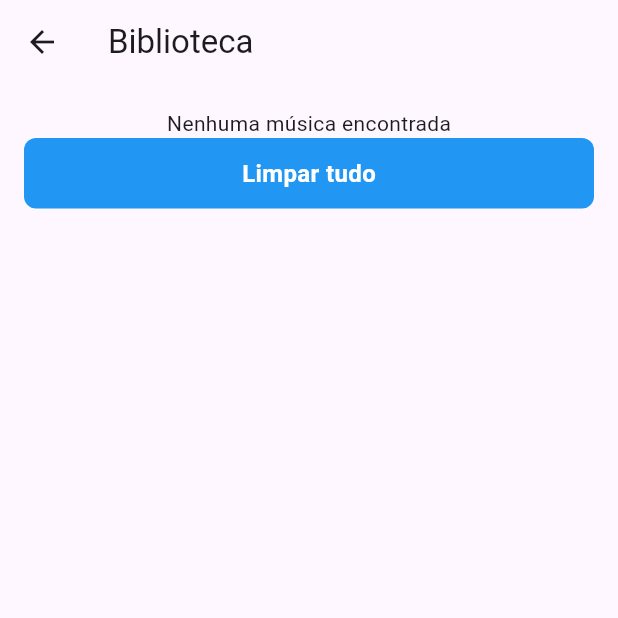
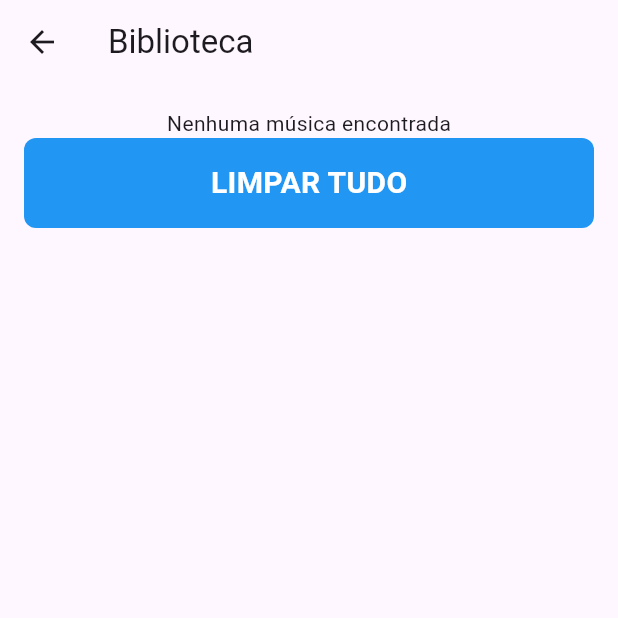
Before and after one commit to Nicholasvp/baixa_tube, a Flutter app: the LibraryPage screen opened by its route, on a phone screen of 412 x 824 dp, the top half of it. Run offline on Flutter 3.47's test engine with Material 3 defaults, Android fonts, the phone set to English and light mode, and no system bars; our stand-ins replace bloc, flutter_bloc, go_router, just_audio, shared_preferences; missing offline and left inert: youtube_explode_dart; accounts and stored records are empty.

Commit message:
fix library ad current song

```diff
--- a/lib/core/widgets/buttons/button_primary.dart
+++ b/lib/core/widgets/buttons/button_primary.dart
@@ -22,16 +22,17 @@ class ButtonPrimary extends StatelessWidget {
           color: loading ? Colors.grey : Colors.blue,
           borderRadius: BorderRadius.circular(8.0),
         ),
+        height: 60,
         child: Center(
           child: loading
               ? const CircularProgressIndicator.adaptive(
                   valueColor: AlwaysStoppedAnimation<Color>(Colors.white),
                 )
               : Text(
-                  text,
+                  text.toUpperCase(),
                   style: const TextStyle(
                     color: Colors.white,
-                    fontSize: 16.0,
+                    fontSize: 20.0,
                     fontWeight: FontWeight.bold,
                   ),
                 ),
--- a/lib/core/widgets/snackbars/snackbar_app.dart
+++ b/lib/core/widgets/snackbars/snackbar_app.dart
@@ -23,13 +23,13 @@ class SnackbarApp {
   static Color _getColor(SnackbarType type) {
     switch (type) {
       case SnackbarType.success:
-        return Colors.green;
+        return Colors.blue;
       case SnackbarType.error:
         return Colors.red;
       case SnackbarType.warning:
         return Colors.orange;
       case SnackbarType.info:
-        return Colors.blue;
+        return Colors.white;
       default:
         return Colors.black;
     }
--- a/lib/ui/blocs/library/cubit/library_state.dart
+++ b/lib/ui/blocs/library/cubit/library_state.dart
@@ -1,22 +1,27 @@
 part of 'library_bloc.dart';
 
-@immutable
-sealed class LibraryState {}
+sealed class LibraryState {
+  final List<SongModel>? songs;
+  final SongModel? currentSong;
+  final bool? isPlaying;
 
-final class LibraryInitial extends LibraryState {}
-
-final class LibraryLoading extends LibraryState {}
-
-final class LibrarySuccess extends LibraryState {
-  final List<SongModel> songs;
-  final bool isPlaying;
-  final SongModel? currentSong;
-
-  LibrarySuccess({required this.songs, required this.isPlaying, this.currentSong});
+  LibraryState({this.songs, this.currentSong, this.isPlaying});
 }
 
-final class LibraryError extends LibraryState {
+class LibraryInitial extends LibraryState {
+  LibraryInitial({super.songs, super.currentSong, super.isPlaying});
+}
+
+class LibraryLoading extends LibraryState {
+  LibraryLoading({super.songs, super.currentSong, super.isPlaying});
+}
+
+class LibrarySuccess extends LibraryState {
+  LibrarySuccess({super.songs, super.currentSong, super.isPlaying});
+}
+
+class LibraryError extends LibraryState {
+  LibraryError({super.songs, super.currentSong, super.isPlaying, required this.message});
+
   final String message;
-
-  LibraryError(this.message);
 }
--- a/lib/ui/views/library/library_page.dart
+++ b/lib/ui/views/library/library_page.dart
@@ -16,9 +16,10 @@ class _LibraryPageState extends State<LibraryPage> {
   late LibraryBloc libraryBloc;
   @override
   void initState() {
+    libraryBloc = context.read<LibraryBloc>();
+    libraryBloc.getSounds();
+
     super.initState();
-    libraryBloc = context.read<LibraryBloc>();
-    libraryBloc.getSounds(context);
   }
 
   @override
@@ -40,16 +41,17 @@ class _LibraryPageState extends State<LibraryPage> {
             child: Column(
               children: [
                 if (state is LibraryLoading) const CircularProgressIndicator(),
-                if (state is LibrarySuccess) ...[
-                  for (final song in state.songs)
+                if (state.songs?.isNotEmpty ?? false) ...[
+                  for (final song in state.songs!)
                     InkWell(
                       onTap: () {
-                        libraryBloc.playSound(state.songs, song);
+                        libraryBloc.setCurrentSound(song);
                       },
                       child: Container(
                         padding: const EdgeInsets.all(16),
-                        decoration: const BoxDecoration(
-                          border: Border(
+                        decoration: BoxDecoration(
+                          color: state.currentSong == song ? Colors.blue[300] : Colors.white,
+                          border: const Border(
                             top: BorderSide(
                               color: Colors.black,
                               width: 2,
@@ -75,7 +77,7 @@ class _LibraryPageState extends State<LibraryPage> {
                             IconButton(
                               icon: const Icon(Icons.delete),
                               onPressed: () {
-                                libraryBloc.deleteSound(state.songs, song, context);
+                                libraryBloc.deleteSound(song, context);
                               },
                             ),
                           ],
@@ -91,7 +93,7 @@ class _LibraryPageState extends State<LibraryPage> {
                           text: 'Limpar tudo',
                           loading: false,
                           onPressed: () {
-                            libraryBloc.local.clearData();
+                            libraryBloc.clearData();
                           })
                     ],
                   ),
@@ -112,23 +114,21 @@ class _LibraryPageState extends State<LibraryPage> {
                     IconButton(
                       icon: const Icon(Icons.skip_previous),
                       onPressed: () {
-                        libraryBloc.previousSound(state.songs, state.currentSong);
+                        libraryBloc.previousSound();
                       },
                     ),
                     IconButton(
                       icon: Icon(
-                        state.isPlaying ? Icons.pause : Icons.play_arrow,
+                        state.isPlaying! ? Icons.pause : Icons.play_arrow,
                       ),
                       onPressed: () {
-                        state.isPlaying
-                            ? libraryBloc.pauseSound(state.songs, state.currentSong)
-                            : libraryBloc.playSound(state.songs, state.currentSong);
+                        state.isPlaying! ? libraryBloc.pauseSound() : libraryBloc.playSound();
                       },
                     ),
                     IconButton(
                       icon: const Icon(Icons.skip_next),
                       onPressed: () {
-                        libraryBloc.nextSound(state.songs, state.currentSong);
+                        libraryBloc.nextSound();
                       },
                     ),
                   ],
```
Also changed, not shown: lib/ui/blocs/library/cubit/library_bloc.dart (+49 -34 lines), lib/ui/models/song_model.dart (+16 -3 lines), lib/ui/repositories/youtube_repository.dart (+10 -2 lines).
